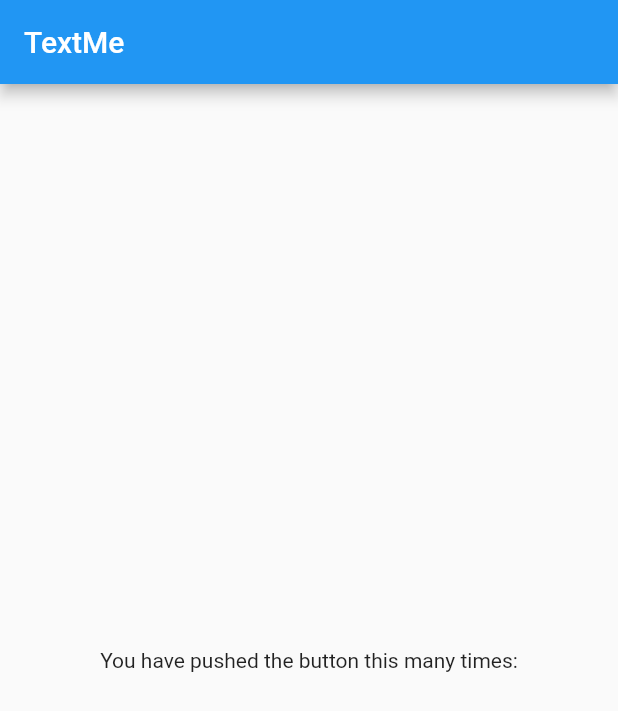
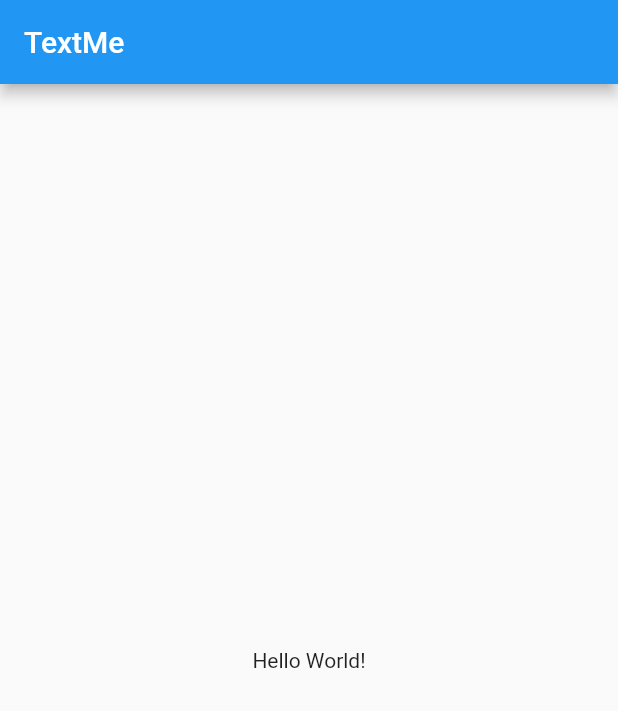
Before and after one commit to aakashshah94/text_me, a Flutter app: the screen it shows after launch, on a phone screen of 412 x 824 dp. Shown: the top 711 px of the screen. Run offline on Flutter 3.47's test engine with Material 2 defaults, Android fonts, the phone set to English and light mode, and no system bars.

```diff
--- a/lib/main.dart
+++ b/lib/main.dart
@@ -38,14 +38,7 @@ class _MyHomePageState extends State<MyHomePage> {
         title: Text(widget.title),
       ),
       body: Center(
-        child: Column(
-          mainAxisAlignment: MainAxisAlignment.center,
-          children: <Widget>[
-            Text(
-              'You have pushed the button this many times:',
-            ),
-          ],
-        ),
+        child: Text('Hello World!'),
       ),
     );
   }
```
Also changed, not shown: 2 other files.
